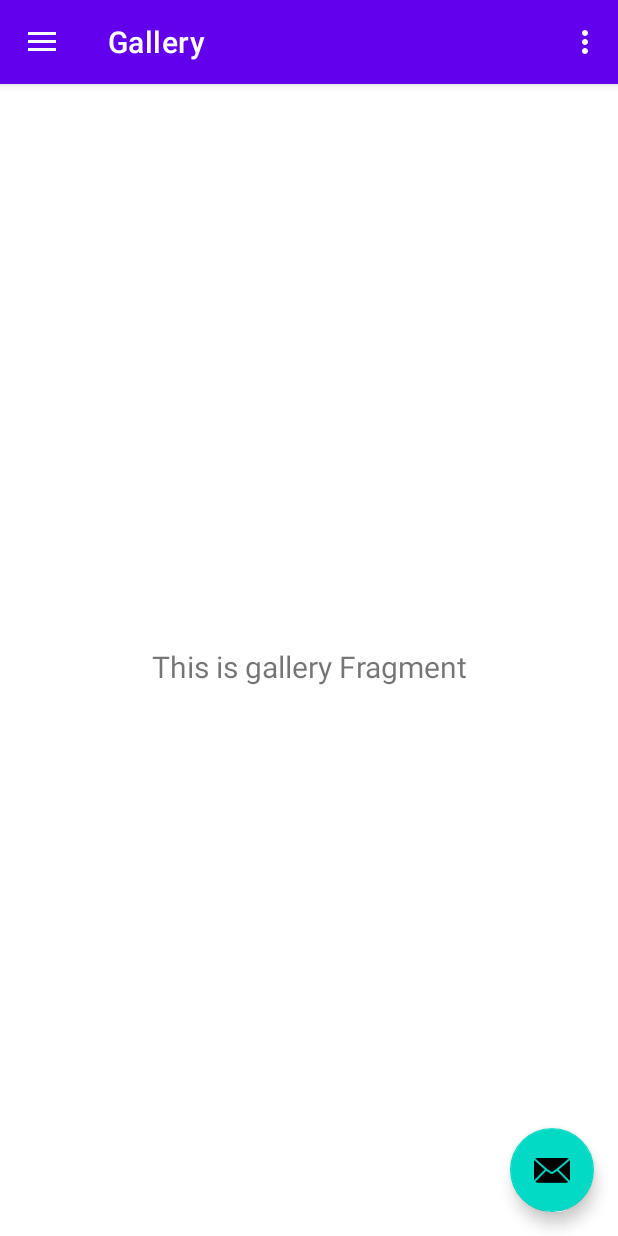
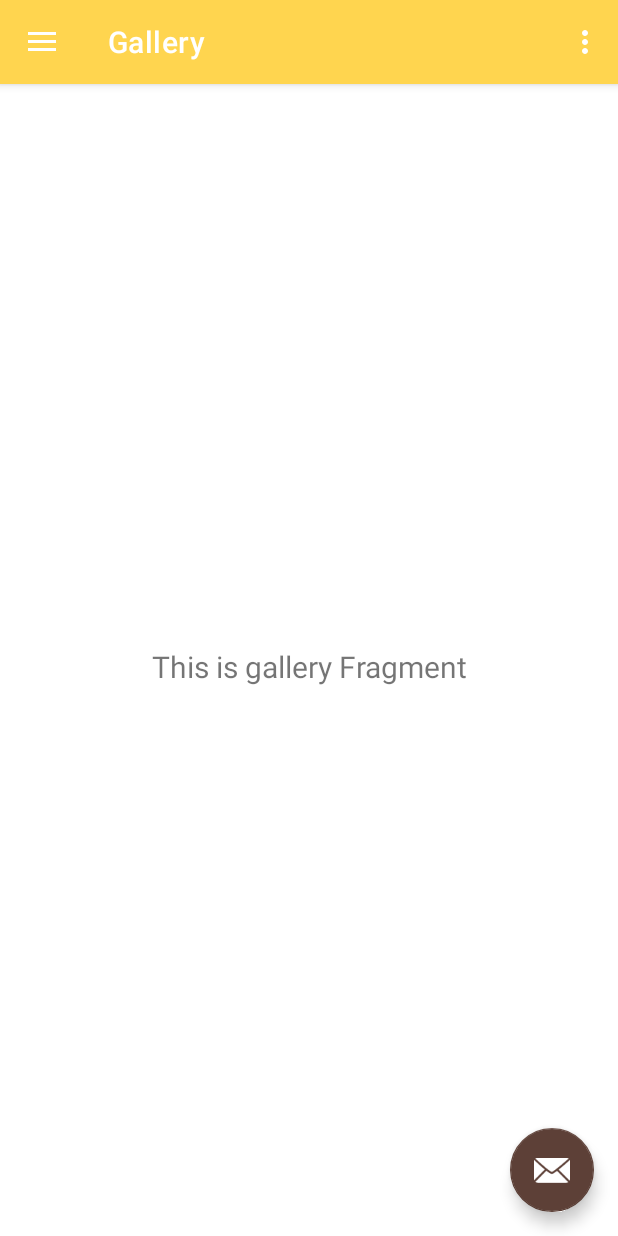
Before and after one commit to vivekgupta4Git/TacklingNephroticBackup, an Android app: the MainActivity screen opened directly, with no data from a screen before it, in the side drawer, after a tap on "Gallery", on a phone screen of 412 x 824 dp. Run offline under Robolectric (Android 15) with nearby library versions, the light colour scheme and no system bars; our stand-ins replace Dagger/Hilt's generated code, Firebase (no records; nobody signed in at launch, a user with empty details on screens opened directly), data binding, navigation-ui; libraries missing offline, so code that uses them is left out: com.firebase.ui; 1 statement that could not run was skipped.

Commit message:
added motion layout and theme

```diff
--- a/app/build.gradle
+++ b/app/build.gradle
@@ -7,7 +7,7 @@ plugins {
     id 'com.google.gms.google-services'
 
 }
-
+apply plugin: 'kotlin-android'
 
 
 android {
@@ -131,6 +131,7 @@ dependencies {
 
 //splash-screen
     implementation 'androidx.core:core-splashscreen:1.0.0-rc01'
+//    implementation "org.jetbrains.kotlin:kotlin-stdlib-jdk7:$kotlin_version"
 
 
     /*tasks.withType(org.jetbrains.kotlin.gradle.tasks.KotlinCompile).configureEach{
@@ -146,3 +147,6 @@ dependencies {
 kapt {
     correctErrorTypes = true
 }
+/*repositories {
+    mavenCentral()
+}*/
--- a/app/src/main/java/com/ruviapps/tacklingnephrotic/MainActivity.kt
+++ b/app/src/main/java/com/ruviapps/tacklingnephrotic/MainActivity.kt
@@ -29,7 +29,7 @@ class MainActivity : AppCompatActivity() {
         binding = ActivityMainBinding.inflate(layoutInflater)
         setContentView(binding.root)
 
-        setSupportActionBar(binding.appBarMain.toolbar)
+      setSupportActionBar(binding.appBarMain.toolbar)
 
         binding.appBarMain.fab.setOnClickListener { view ->
             Snackbar.make(view, "Replace with your own action", Snackbar.LENGTH_LONG)
@@ -40,7 +40,7 @@ class MainActivity : AppCompatActivity() {
         val navController = findNavController(R.id.nav_host_fragment_content_main)
         // Passing each menu ID as a set of Ids because each
         // menu should be considered as top level destinations.
-        appBarConfiguration = AppBarConfiguration(setOf(
+        appBarConfiguration = AppBarConfiguration(setOf(R.id.nav_welcome,
             R.id.nav_home, R.id.nav_gallery, R.id.nav_slideshow, R.id.nav_result), drawerLayout)
         setupActionBarWithNavController(navController, appBarConfiguration)
         navView.setupWithNavController(navController)
--- a/app/src/main/java/com/ruviapps/tacklingnephrotic/ui/welcome/WelcomeFragment.kt
+++ b/app/src/main/java/com/ruviapps/tacklingnephrotic/ui/welcome/WelcomeFragment.kt
@@ -1,6 +1,7 @@
 package com.ruviapps.tacklingnephrotic.ui.welcome
 
 import android.app.Activity
+import android.content.Context
 import android.content.Intent
 import androidx.lifecycle.ViewModelProvider
 import android.os.Bundle
@@ -9,7 +10,10 @@ import androidx.fragment.app.Fragment
 import android.view.LayoutInflater
 import android.view.View
 import android.view.ViewGroup
+import android.view.WindowManager
 import androidx.activity.result.registerForActivityResult
+import androidx.navigation.findNavController
+import androidx.navigation.fragment.findNavController
 import com.firebase.ui.auth.AuthUI
 import com.firebase.ui.auth.FirebaseAuthUIActivityResultContract
 import com.firebase.ui.auth.IdpResponse
@@ -42,8 +46,15 @@ class WelcomeFragment : Fragment() {
         return  binding.root
     }
 
+
+  /*  override fun onDetach() {
+        activity?.window?.clearFlags(WindowManager.LayoutParams.FLAG_LAYOUT_NO_LIMITS)
+
+    }
+*/
     override fun onViewCreated(view: View, savedInstanceState: Bundle?) {
         super.onViewCreated(view, savedInstanceState)
+//        activity?.window?.addFlags(WindowManager.LayoutParams.FLAG_LAYOUT_NO_LIMITS)
         binding.signInButton.setOnClickListener {
             startActivityForResult(
                 AuthUI.getInstance()
@@ -60,7 +71,7 @@ class WelcomeFragment : Fragment() {
      if(requestCode == SIGN_IN_REQUEST_CODE){
          val response = IdpResponse.fromResultIntent(data)
          if(resultCode== Activity.RESULT_OK){
-             Log.i(TAG,"Successfully signed in ${FirebaseAuth.getInstance()}")
+             Log.i(TAG,"Successfully signed in ${FirebaseAuth.getInstance().currentUser}")
          }else
          {
              Log.i(TAG,"Sign in Unsuccessful ${response?.error?.errorCode}")
@@ -71,7 +82,7 @@ class WelcomeFragment : Fragment() {
     override fun onStart() {
         super.onStart()
       if(viewModel.getAuth().currentUser != null){
-            //user already sign in..
+         // viewModel.setUserLoggedIn()
       }
     }
 
--- a/app/src/main/res/layout/fragment_welcome.xml
+++ b/app/src/main/res/layout/fragment_welcome.xml
@@ -5,7 +5,6 @@
 
 
 <androidx.constraintlayout.widget.ConstraintLayout
-    android:background="@color/orange"
     android:layout_width="match_parent"
     android:layout_height="match_parent"
     tools:context=".ui.welcome.WelcomeFragment">
--- a/app/src/main/res/values-night/themes.xml
+++ b/app/src/main/res/values-night/themes.xml
@@ -2,15 +2,23 @@
     <!-- Base application theme. -->
     <style name="Theme.TacklingNephrotic" parent="Theme.MaterialComponents.DayNight.DarkActionBar">
         <!-- Primary brand color. -->
-        <item name="colorPrimary">@color/purple_200</item>
-        <item name="colorPrimaryVariant">@color/purple_700</item>
-        <item name="colorOnPrimary">@color/black</item>
+        <item name="colorPrimary">@color/primaryDarkColor</item>
+        <item name="colorPrimaryVariant">@color/primaryLightColor</item>
+        <item name="colorOnPrimary">@color/primaryTextColor</item>
         <!-- Secondary brand color. -->
-        <item name="colorSecondary">@color/teal_200</item>
-        <item name="colorSecondaryVariant">@color/teal_200</item>
-        <item name="colorOnSecondary">@color/black</item>
+        <item name="colorSecondary">@color/secondaryDarkColor</item>
+        <item name="colorSecondaryVariant">@color/secondaryLightColor</item>
+        <item name="colorOnSecondary">@color/secondaryTextColor</item>
         <!-- Status bar color. -->
         <item name="android:statusBarColor" tools:targetApi="l">?attr/colorPrimaryVariant</item>
         <!-- Customize your theme here. -->
     </style>
+
+    <style name="Theme.TacklingNephrotic.NoActionBar">
+        <item name="windowActionBar">false</item>
+        <item name="windowNoTitle">true</item>
+    </style>
+    <style name="Theme.MyLoginTheme" parent="Theme.TacklingNephrotic.NoActionBar">
+        <item name="android:windowBackground">@color/secondaryColor</item>
+    </style>
 </resources>
--- a/app/src/main/res/values/colors.xml
+++ b/app/src/main/res/values/colors.xml
@@ -9,4 +9,13 @@
     <color name="white">#FFFFFFFF</color>
     <color name="orange">#eca20f</color>
 
+    <!--material theme color-->
+    <color name="primaryColor">#ffd54f</color>
+    <color name="primaryLightColor">#ffff81</color>
+    <color name="primaryDarkColor">#c8a415</color>
+    <color name="secondaryColor">#5d4037</color>
+    <color name="secondaryLightColor">#8b6b61</color>
+    <color name="secondaryDarkColor">#321911</color>
+    <color name="primaryTextColor">#000000</color>
+    <color name="secondaryTextColor">#ffffff</color>
 </resources>
--- a/app/src/main/res/values/themes.xml
+++ b/app/src/main/res/values/themes.xml
@@ -2,13 +2,13 @@
     <!-- Base application theme. -->
     <style name="Theme.TacklingNephrotic" parent="Theme.MaterialComponents.DayNight.DarkActionBar">
         <!-- Primary brand color. -->
-        <item name="colorPrimary">@color/purple_500</item>
-        <item name="colorPrimaryVariant">@color/purple_700</item>
-        <item name="colorOnPrimary">@color/white</item>
+        <item name="colorPrimary">@color/primaryColor</item>
+        <item name="colorPrimaryVariant">@color/primaryDarkColor</item>
+        <item name="colorOnPrimary">@color/primaryTextColor</item>
         <!-- Secondary brand color. -->
-        <item name="colorSecondary">@color/teal_200</item>
-        <item name="colorSecondaryVariant">@color/teal_700</item>
-        <item name="colorOnSecondary">@color/black</item>
+        <item name="colorSecondary">@color/secondaryColor</item>
+        <item name="colorSecondaryVariant">@color/secondaryDarkColor</item>
+        <item name="colorOnSecondary">@color/secondaryTextColor</item>
         <!-- Status bar color. -->
         <item name="android:statusBarColor">?attr/colorPrimaryVariant</item>
         <!-- Customize your theme here. -->
@@ -34,6 +34,6 @@
     </style>
 
     <style name="Theme.MyLoginTheme" parent="Theme.TacklingNephrotic.NoActionBar">
-        <item name="android:windowBackground">@color/orange</item>
+        <item name="android:windowBackground">@color/primaryColor</item>
     </style>
 </resources>
--- a/build.gradle
+++ b/build.gradle
@@ -1,12 +1,17 @@
 // Top-level build file where you can add configuration options common to all sub-projects/modules
 
 buildscript {
+    ext.kotlin_version = '1.7.0'
     dependencies {
         classpath("com.google.dagger:hilt-android-gradle-plugin:2.38.1")
         classpath 'com.google.gms:google-services:4.3.13'
         def nav_version = "2.4.2"
         classpath "androidx.navigation:navigation-safe-args-gradle-plugin:$nav_version"
+        classpath "org.jetbrains.kotlin:kotlin-gradle-plugin:$kotlin_version"
 
+    }
+    repositories {
+        mavenCentral()
     }
 
 }
```
Also changed, not shown: app/src/main/AndroidManifest.xml (+5 -5 lines), app/src/main/java/com/ruviapps/tacklingnephrotic/LoginActivity.kt (+19 -20 lines), app/src/main/java/com/ruviapps/tacklingnephrotic/ui/BottomSheet.kt (added, +74 -0 lines), app/src/main/res/layout/activity_login.xml (+29 -29 lines), app/src/main/res/layout/fragment_bottom_sheet.xml (added, +71 -0 lines), app/src/main/res/xml/activity_login_scene.xml (added, +92 -0 lines).
